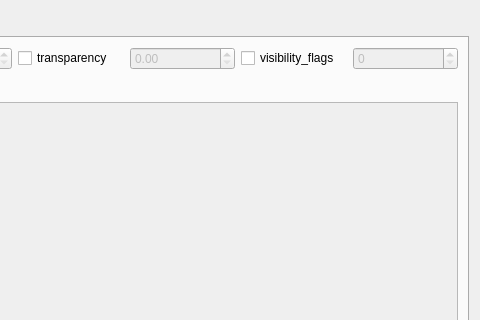
Above: robot_descriptor/forms/model_editor.ui from maidenone/RobotDescriptor before the change; both pictures show x 479 to 959 and y 0 to 320 of the 959 by 775 pixel window. Below: the same form after it.
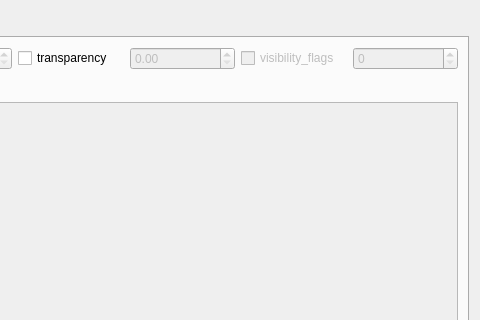
That is the form after the change. The open tabs and pages were chosen to show the change.

Patch:
```diff
--- a/robot_descriptor/forms/model_editor.ui
+++ b/robot_descriptor/forms/model_editor.ui
@@ -1864,6 +1864,9 @@
        </item>
        <item row="0" column="4">
         <widget class="QCheckBox" name="visual_visibility_flags_cb">
+         <property name="enabled">
+          <bool>false</bool>
+         </property>
          <property name="text">
           <string>visibility_flags</string>
          </property>
```
Left out of the diff: 8 changed lines with no effect on the pictures.
